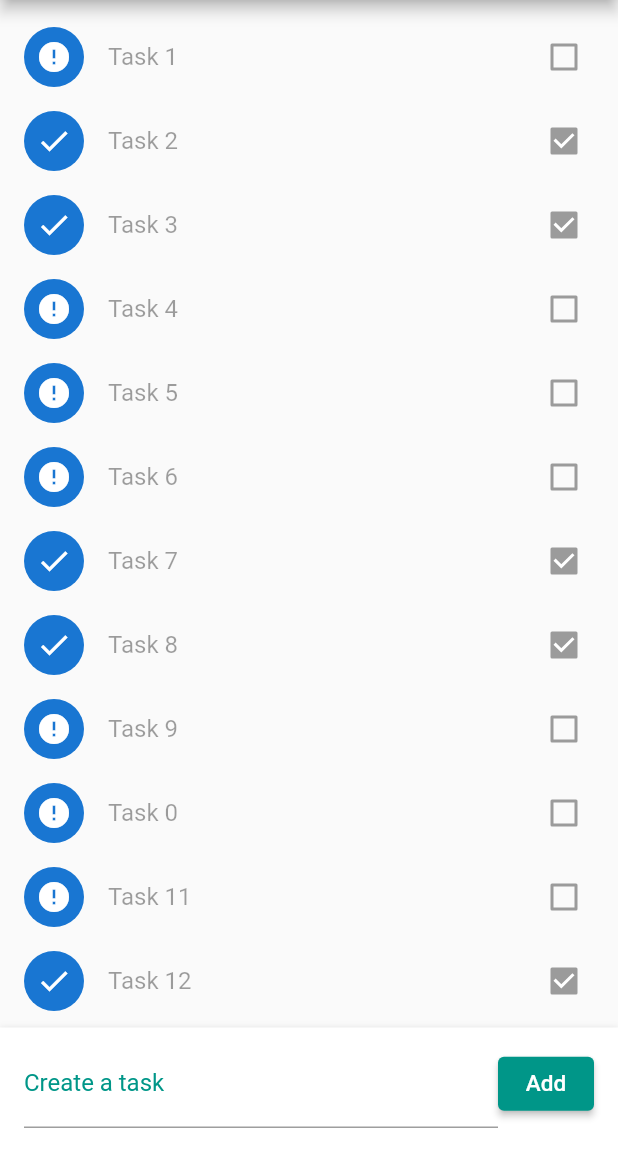
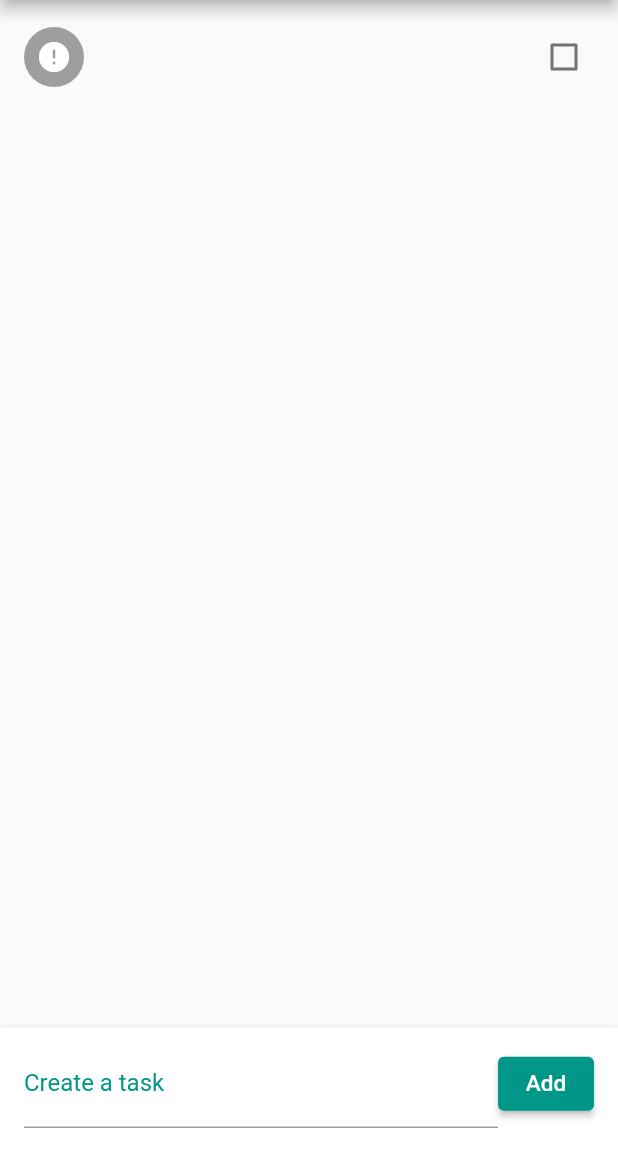
Before and after one commit to 90lucasgabriel/flutter-04-todo-list, a Flutter app: the screen it shows after launch, after a tap on "Add", on a phone screen of 412 x 824 dp, the part 84-1236 px from its top. Run offline on Flutter 3.47's test engine with Material 2 defaults, Android fonts, the phone set to English and light mode, and no system bars.

Commit message:
04 - New: Add items to list;

```diff
--- a/lib/main.dart
+++ b/lib/main.dart
@@ -18,23 +18,21 @@ class Home extends StatefulWidget {
 }
 
 class _HomeState extends State<Home> {
-  List _todoList = [
-    {'title': 'Task 1', 'accomplished': false},
-    {'title': 'Task 2', 'accomplished': true},
-    {'title': 'Task 3', 'accomplished': true},
-    {'title': 'Task 4', 'accomplished': false},
-    {'title': 'Task 5', 'accomplished': false},
-    {'title': 'Task 6', 'accomplished': false},
-    {'title': 'Task 7', 'accomplished': true},
-    {'title': 'Task 8', 'accomplished': true},
-    {'title': 'Task 9', 'accomplished': false},
-    {'title': 'Task 0', 'accomplished': false},
-    {'title': 'Task 11', 'accomplished': false},
-    {'title': 'Task 12', 'accomplished': true},
-    {'title': 'Task 13', 'accomplished': true},
-    {'title': 'Task 14', 'accomplished': false},
-    {'title': 'Task 15', 'accomplished': false},
-  ];
+  TextEditingController _taskController = TextEditingController();
+  List _todoList = [];
+
+  void _handleAddTask() {
+    Map<String, dynamic> task = Map();
+    task = {
+      'title': _taskController.text,
+      'accomplished': false,
+    };
+
+    setState(() {
+      _todoList.add(task);
+    });
+    _taskController.text = '';
+  }
 
   @override
   Widget build(BuildContext context) {
@@ -51,13 +49,23 @@ class _HomeState extends State<Home> {
                 itemCount: _todoList.length,
                 itemBuilder: (context, index) {
                   return CheckboxListTile(
+                    activeColor: Colors.teal,
                     title: Text(_todoList[index]['title']),
                     value: _todoList[index]['accomplished'],
                     secondary: CircleAvatar(
                       child: Icon(_todoList[index]['accomplished']
                           ? Icons.check
                           : Icons.error),
+                      backgroundColor: _todoList[index]['accomplished']
+                          ? Colors.teal
+                          : Colors.grey,
+                      foregroundColor: Colors.white,
                     ),
+                    onChanged: (value) {
+                      setState(() {
+                        _todoList[index]['accomplished'] = value;
+                      });
+                    },
                   );
                 }),
           ),
@@ -68,6 +76,7 @@ class _HomeState extends State<Home> {
                 Expanded(
                   flex: 2,
                   child: TextField(
+                    controller: _taskController,
                     decoration: InputDecoration(
                       labelText: 'Create a task',
                       labelStyle: TextStyle(color: Colors.teal),
@@ -75,7 +84,7 @@ class _HomeState extends State<Home> {
                   ),
                 ),
                 ElevatedButton(
-                  onPressed: () {},
+                  onPressed: _handleAddTask,
                   child: Text(
                     'Add',
                     style: TextStyle(fontSize: 15),
```
